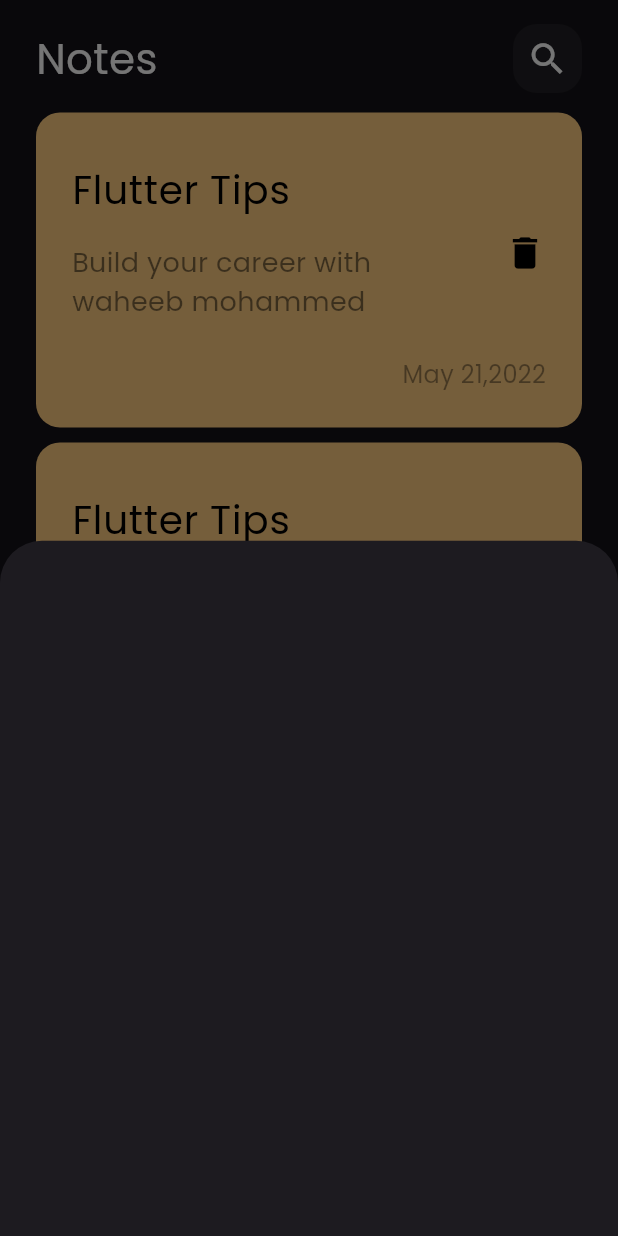
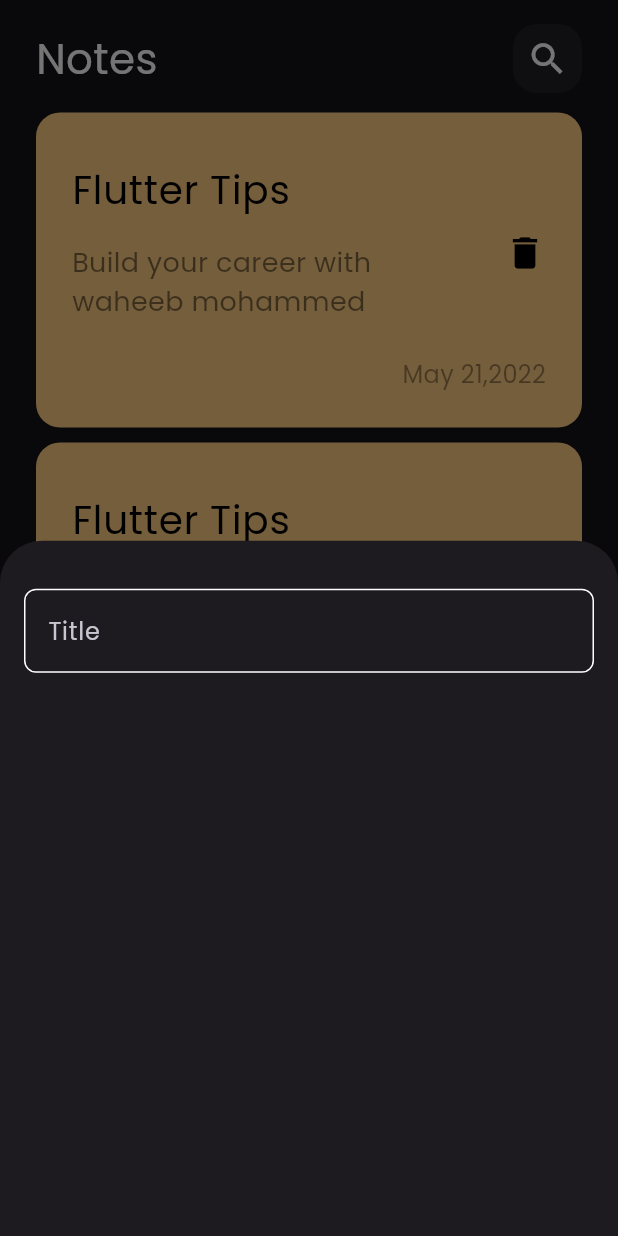
Before and after one commit to waheebalhuthaifi/notes_app, a Flutter app: the screen it shows after launch, after a tap on the "add" icon, on a phone screen of 412 x 824 dp. Run offline on Flutter 3.47's test engine with Material 3 defaults, Android fonts, the phone set to English and light mode, and no system bars.

Commit message:
create custom text field

```diff
--- /dev/null
+++ b/lib/constants.dart
@@ -0,0 +1,3 @@
+import 'package:flutter/material.dart';
+
+const kprimaryColor = Color(0xff62fcd7);
--- a/lib/views/notes_view.dart
+++ b/lib/views/notes_view.dart
@@ -1,4 +1,5 @@
 import 'package:flutter/material.dart';
+import 'package:notes_app/constants.dart';
 import 'package:notes_app/widgets/add_note_bottom_sheet.dart';
 import '../widgets/notes_view_body.dart';
 
@@ -9,7 +10,10 @@ class NotesView extends StatelessWidget {
   Widget build(BuildContext context) {
     return Scaffold(
       floatingActionButton: FloatingActionButton(
-        backgroundColor: Colors.blue,
+        shape: RoundedRectangleBorder(
+          borderRadius: BorderRadius.circular(35),
+        ),
+        backgroundColor: kprimaryColor,
         onPressed: () {
           showModalBottomSheet(
               context: context,
@@ -17,7 +21,10 @@ class NotesView extends StatelessWidget {
                 return const AddNoteBottomSheet();
               });
         },
-        child: const Icon(Icons.add),
+        child: const Icon(
+          Icons.add,
+          color: Colors.black,
+        ),
       ),
       body: const NotesViewBody(),
     );
--- a/lib/widgets/add_note_bottom_sheet.dart
+++ b/lib/widgets/add_note_bottom_sheet.dart
@@ -1,10 +1,19 @@
 import 'package:flutter/material.dart';
+import 'package:notes_app/widgets/custom_text_field.dart';
 
 class AddNoteBottomSheet extends StatelessWidget {
   const AddNoteBottomSheet({super.key});
 
   @override
   Widget build(BuildContext context) {
-    return Container();
+    return const Padding(
+      padding: EdgeInsets.symmetric(horizontal: 16),
+      child: Column(
+        children: [
+          SizedBox(height: 32),
+          CustomTextField()
+        ],
+      ),
+    );
   }
 }
--- /dev/null
+++ b/lib/widgets/custom_text_field.dart
@@ -0,0 +1,28 @@
+import 'package:flutter/material.dart';
+import 'package:notes_app/constants.dart';
+
+class CustomTextField extends StatelessWidget {
+  const CustomTextField({super.key});
+
+  @override
+  Widget build(BuildContext context) {
+    return TextField(
+      cursorColor: kprimaryColor,
+      decoration: InputDecoration(
+        hintText: 'Title',
+        border: buildBorder(),
+        enabledBorder: buildBorder(),
+        focusedBorder: buildBorder(kprimaryColor),
+      ),
+    );
+  }
+
+  OutlineInputBorder buildBorder([color]) {
+    return OutlineInputBorder(
+      borderRadius: BorderRadius.circular(8),
+      borderSide: BorderSide(
+        color: color ?? Colors.white,
+      ),
+    );
+  }
+}
```
